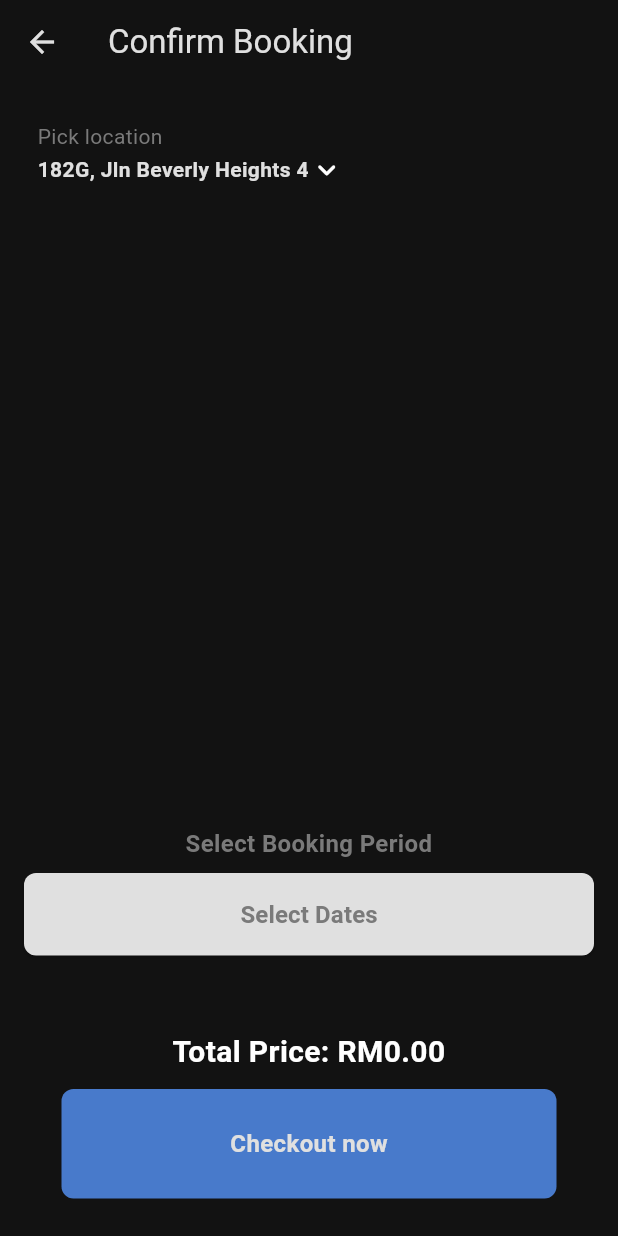
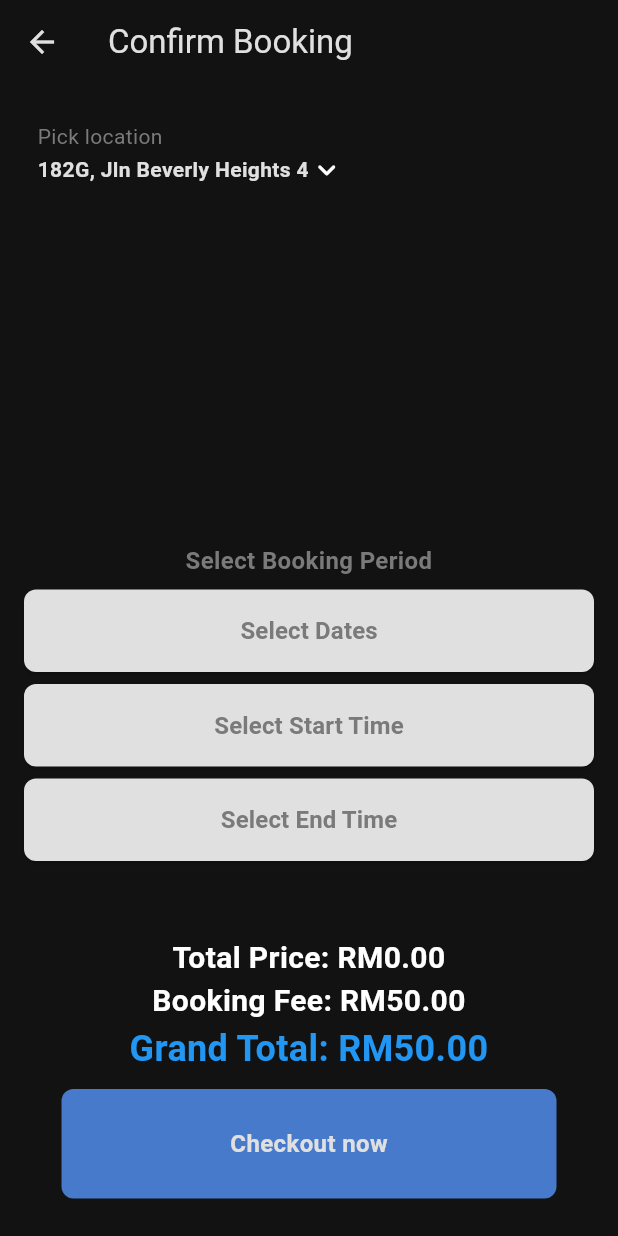
Before and after one commit to AdNorm4n/carentalapp, a Flutter app: the ConfirmBookingPage screen opened directly, on a phone screen of 412 x 824 dp. Run offline on Flutter 3.47's test engine with Material 3 defaults, Android fonts, the phone set to English and light mode, and no system bars; our stand-ins replace cached_network_image, cloud_firestore, firebase_auth, firebase_core, firebase_storage, flutter_credit_card and 1 more; accounts and stored records are empty.

Commit message:
Delivery Page has been updated

```diff
--- a/lib/components/description_box.dart
+++ b/lib/components/description_box.dart
@@ -14,7 +14,7 @@ class DescriptionBox extends StatelessWidget {
         TextStyle(color: Theme.of(context).colorScheme.primary);
 
     return Padding(
-      padding: const EdgeInsets.only(left: 25,right: 25,bottom: 25),
+      padding: const EdgeInsets.only(left: 25, right: 25, bottom: 25),
       child: Container(
         decoration: BoxDecoration(
           border: Border.all(
@@ -26,29 +26,27 @@ class DescriptionBox extends StatelessWidget {
         child: Row(
           mainAxisAlignment: MainAxisAlignment.spaceBetween,
           children: [
-          // booking fee
+            // booking fee for 1 car/receipt
+            Column(children: [
+              Text(
+                "\RM50.00",
+                style: myPrimaryTextStyle,
+              ),
+              Text(
+                "Booking fee (1 car)",
+                style: mySecondaryTextStyle,
+              ),
+            ]),
+
+            // booking fee for more than 1 car/receipt
             Column(
               children: [
                 Text(
-                "\RM10.00",
+                  '\RM100.00',
                   style: myPrimaryTextStyle,
                 ),
                 Text(
-                "Booking fee",
-                style: mySecondaryTextStyle,
-                ),
-          ]
-          ),
-
-          // car delivery time
-          Column(
-            children: [
-              Text(
-                '20-40 mins',
-                style: myPrimaryTextStyle,
-                ),
-              Text(
-                'Car delivery time',
+                  'Booking fee (multiple cars)',
                   style: mySecondaryTextStyle,
                 ),
               ],
--- a/lib/components/receipt.dart
+++ b/lib/components/receipt.dart
@@ -3,34 +3,53 @@ import 'package:flutter/material.dart';
 import 'package:provider/provider.dart';
 
 class Receipt extends StatelessWidget {
-  const Receipt({super.key});
+  const Receipt({Key? key}) : super(key: key);
 
   @override
   Widget build(BuildContext context) {
     return Padding(
-      padding: const EdgeInsets.only(left: 25, right:25, bottom: 25, top: 50),
+      padding: const EdgeInsets.only(left: 25, right: 25, bottom: 25, top: 50),
       child: Center(
         child: Column(
           mainAxisAlignment: MainAxisAlignment.center,
           children: [
-          const Text("Thank you for Renting!"),
-
+            const Text("Thank you for booking with GoRent"),
             const SizedBox(height: 25),
-
             Container(
               decoration: BoxDecoration(
-              border: Border.all(color: Theme.of(context).colorScheme.secondary),
+                border:
+                    Border.all(color: Theme.of(context).colorScheme.secondary),
                 borderRadius: BorderRadius.circular(8),
               ),
               padding: const EdgeInsets.all(25),
               child: Consumer<GoRent>(
-              builder: (context, gorent, child) =>
-              Text(gorent.displayCartReceipt()),
-            ) ,
+                builder: (context, gorent, child) {
+                  final bookingDetails = gorent.getBookingDetails();
+                  return Column(
+                    crossAxisAlignment: CrossAxisAlignment.start,
+                    children: [
+                      Text(bookingDetails['booking']),
+                      const SizedBox(height: 10),
+                      ...bookingDetails['total_price']['items'].map<Widget>(
+                        (item) {
+                          return Text(
+                              '${item['item']}: ${item['subtotal']} (SubTotal: ${item['total']})');
+                        },
+                      ).toList(),
+                      const SizedBox(height: 10),
+                      Text(
+                          'Booking Fee: ${bookingDetails['booking_fee']}'), // Display booking fee
+                      const SizedBox(height: 10),
+                      Text(
+                          'Grand Total: ${bookingDetails['total_price']['total']}'),
+                      const SizedBox(height: 10),
+                      Text('Delivery Location: ${bookingDetails['location']}'),
+                    ],
+                  );
+                },
               ),
-
+            ),
             const SizedBox(height: 25),
-          const Text("Estimated delivery time is around 20-40 minutes")
           ],
         ),
       ),
--- a/lib/models/go_rent.dart
+++ b/lib/models/go_rent.dart
@@ -10,6 +10,11 @@ class GoRent extends ChangeNotifier {
   List<Car> _menu = [];
   final List<CartItem> _cart = [];
   String _deliveryAddress = '182G, Jln Beverly Heights 4';
+  double _bookingFee = 0.0; // New field for booking fee
+
+  DateTimeRange? _bookingPeriod;
+  TimeOfDay? _startTime;
+  TimeOfDay? _endTime;
 
   GoRent() {
     fetchCars();
@@ -18,6 +23,10 @@ class GoRent extends ChangeNotifier {
   List<Car> get menu => _menu;
   List<CartItem> get cart => _cart;
   String get deliveryAddress => _deliveryAddress;
+  double get bookingFee => _bookingFee; // Getter for booking fee
+  DateTimeRange? get bookingPeriod => _bookingPeriod;
+  TimeOfDay? get startTime => _startTime;
+  TimeOfDay? get endTime => _endTime;
 
   void fetchCars() {
     FirebaseFirestore.instance
@@ -61,12 +70,29 @@ class GoRent extends ChangeNotifier {
     return total;
   }
 
-  int getTotalItemCount() {
-    int totalItemCount = 0;
-    for (CartItem cartItem in _cart) {
-      totalItemCount += cartItem.quantity;
+  double getTotalBookingPrice() {
+    double total = 0.0;
+    if (_bookingPeriod != null && _startTime != null && _endTime != null) {
+      for (CartItem cartItem in _cart) {
+        final durationHours =
+            (_bookingPeriod!.end.difference(_bookingPeriod!.start).inHours +
+                    _endTime!.hour -
+                    _startTime!.hour)
+                .toDouble();
+        total += cartItem.car.price * cartItem.quantity * durationHours;
+      }
+      total += _bookingFee; // Include booking fee in total booking price
     }
-    return totalItemCount;
+    return total;
+  }
+
+  // Method to calculate booking fee based on number of cars in cart
+  void calculateBookingFee() {
+    int numberOfCars = _cart.length;
+    _bookingFee = numberOfCars > 1
+        ? 100.0
+        : 50.0; // Cap booking fee at RM100 for more than 1 car
+    notifyListeners();
   }
 
   void clearCart() {
@@ -76,6 +102,15 @@ class GoRent extends ChangeNotifier {
 
   void updateDeliveryAddress(String newAddress) {
     _deliveryAddress = newAddress;
+    notifyListeners();
+  }
+
+  void setBookingDetails(
+      DateTimeRange? bookingPeriod, TimeOfDay? startTime, TimeOfDay? endTime) {
+    _bookingPeriod = bookingPeriod;
+    _startTime = startTime;
+    _endTime = endTime;
+    calculateBookingFee(); // Update booking fee whenever booking details change
     notifyListeners();
   }
 
@@ -89,17 +124,19 @@ class GoRent extends ChangeNotifier {
 
     receipt.writeln(formattedDate);
     receipt.writeln();
-    receipt.writeln("-------");
+    receipt.writeln("-------"); // Add dashes here
 
     for (final cartItem in _cart) {
       receipt.writeln(
           "${cartItem.quantity} x ${cartItem.car.name} - ${_formatPrice(cartItem.car.price)}");
     }
 
-    receipt.writeln("-------");
-    receipt.writeln("Total: ${_formatPrice(getTotalPrice())}");
+    receipt.writeln("-------"); // Add dashes here
+    receipt.writeln("Total: ${_formatPrice(getTotalBookingPrice())}");
+    receipt.writeln(
+        "Booking Fee: ${_formatPrice(_bookingFee)}"); // Include booking fee in receipt
     receipt.writeln();
-    receipt.writeln("Delivering to : $deliveryAddress");
+    receipt.writeln("Delivery Location : $deliveryAddress");
 
     return receipt.toString();
   }
@@ -113,7 +150,12 @@ class GoRent extends ChangeNotifier {
       return {
         'item': "${cartItem.quantity} x ${cartItem.car.name}",
         'subtotal': _formatPrice(cartItem.car.price),
-        'total': _formatPrice(cartItem.totalPrice),
+        'total': _formatPrice(cartItem.car.price *
+            cartItem.quantity *
+            (_bookingPeriod!.end.difference(_bookingPeriod!.start).inHours +
+                    _endTime!.hour -
+                    _startTime!.hour)
+                .toDouble()),
       };
     }).toList();
 
@@ -122,11 +164,11 @@ class GoRent extends ChangeNotifier {
           "Here's your receipt. ${DateFormat('yyyy-MM-dd HH:mm:ss').format(DateTime.now())}",
       'total_price': {
         'items': items,
-        'total': _formatPrice(getTotalPrice()),
+        'total': _formatPrice(getTotalBookingPrice()),
       },
       'location': deliveryAddress,
-      'date': DateFormat('MMMM d, y \'at\' h:mm a').format(DateTime.now()) +
-          ' UTC${DateTime.now().timeZoneOffset.inHours}'
+      'booking_fee':
+          _formatPrice(_bookingFee), // Include booking fee in booking details
     };
   }
 
--- a/lib/pages/confirm_booking_page.dart
+++ b/lib/pages/confirm_booking_page.dart
@@ -16,7 +16,25 @@ class ConfirmBookingPage extends StatefulWidget {
 }
 
 class _ConfirmBookingPageState extends State<ConfirmBookingPage> {
-  DateTimeRange? bookingPeriod; // Booking period range
+  DateTimeRange? bookingPeriod;
+  TimeOfDay? startTime;
+  TimeOfDay? endTime;
+
+  Future<void> _selectTime(BuildContext context, bool isStart) async {
+    final TimeOfDay? picked = await showTimePicker(
+      context: context,
+      initialTime: TimeOfDay.now(),
+    );
+    if (picked != null) {
+      setState(() {
+        if (isStart) {
+          startTime = picked;
+        } else {
+          endTime = picked;
+        }
+      });
+    }
+  }
 
   @override
   Widget build(BuildContext context) {
@@ -25,10 +43,21 @@ class _ConfirmBookingPageState extends State<ConfirmBookingPage> {
         final userCart = gorent.cart;
 
         double totalPrice = userCart.fold(0.0, (sum, item) {
-          if (bookingPeriod == null) return sum;
-          final durationHours = bookingPeriod!.duration.inHours;
+          if (bookingPeriod == null || startTime == null || endTime == null) {
+            return sum;
+          }
+          final durationHours =
+              (bookingPeriod!.end.difference(bookingPeriod!.start).inHours +
+                      endTime!.hour -
+                      startTime!.hour)
+                  .toDouble();
           return sum + (item.car.price * item.quantity * durationHours);
         });
+
+        double bookingFee = gorent.bookingFee;
+        double grandTotal = totalPrice + bookingFee;
+
+        gorent.setBookingDetails(bookingPeriod, startTime, endTime);
 
         return Scaffold(
           appBar: AppBar(
@@ -50,6 +79,8 @@ class _ConfirmBookingPageState extends State<ConfirmBookingPage> {
                       car: cartItem.car,
                       quantity: cartItem.quantity,
                       bookingPeriod: bookingPeriod,
+                      startTime: startTime,
+                      endTime: endTime,
                     );
                   },
                 ),
@@ -69,8 +100,7 @@ class _ConfirmBookingPageState extends State<ConfirmBookingPage> {
                         color: Theme.of(context).colorScheme.primary,
                       ),
                     ),
-                    SizedBox(height: 8),
-                    // Adjusted ElevatedButton size and style
+                    const SizedBox(height: 8),
                     ElevatedButton(
                       onPressed: () async {
                         final picked = await showDateRangePicker(
@@ -80,26 +110,71 @@ class _ConfirmBookingPageState extends State<ConfirmBookingPage> {
                           lastDate:
                               DateTime.now().add(const Duration(days: 365)),
                         );
-                        if (picked != null && picked.duration.inHours > 0) {
+                        if (picked != null) {
                           setState(() {
                             bookingPeriod = picked;
                           });
                         }
                       },
                       style: ElevatedButton.styleFrom(
-                        padding:
-                            EdgeInsets.symmetric(vertical: 16, horizontal: 24),
-                        backgroundColor: Theme.of(context)
-                            .colorScheme
-                            .inversePrimary, // Adjust padding
+                        padding: const EdgeInsets.symmetric(
+                            vertical: 16, horizontal: 24),
+                        backgroundColor:
+                            Theme.of(context).colorScheme.inversePrimary,
                         shape: RoundedRectangleBorder(
                           borderRadius: BorderRadius.circular(8),
-                        ), // Background color
+                        ),
                       ),
                       child: Text(
                         bookingPeriod == null
                             ? 'Select Dates'
                             : '${DateFormat.yMMMd().format(bookingPeriod!.start)} - ${DateFormat.yMMMd().format(bookingPeriod!.end)}',
+                        style: TextStyle(
+                          fontSize: 16,
+                          fontWeight: FontWeight.bold,
+                          color: Theme.of(context).colorScheme.primary,
+                        ),
+                      ),
+                    ),
+                    const SizedBox(height: 8),
+                    ElevatedButton(
+                      onPressed: () => _selectTime(context, true),
+                      style: ElevatedButton.styleFrom(
+                        padding: const EdgeInsets.symmetric(
+                            vertical: 16, horizontal: 24),
+                        backgroundColor:
+                            Theme.of(context).colorScheme.inversePrimary,
+                        shape: RoundedRectangleBorder(
+                          borderRadius: BorderRadius.circular(8),
+                        ),
+                      ),
+                      child: Text(
+                        startTime == null
+                            ? 'Select Start Time'
+                            : 'Start Time: ${startTime!.format(context)}',
+                        style: TextStyle(
+                          fontSize: 16,
+                          fontWeight: FontWeight.bold,
+                          color: Theme.of(context).colorScheme.primary,
+                        ),
+                      ),
+                    ),
+                    const SizedBox(height: 8),
+                    ElevatedButton(
+                      onPressed: () => _selectTime(context, false),
+                      style: ElevatedButton.styleFrom(
+                        padding: const EdgeInsets.symmetric(
+                            vertical: 16, horizontal: 24),
+                        backgroundColor:
+                            Theme.of(context).colorScheme.inversePrimary,
+                        shape: RoundedRectangleBorder(
+                          borderRadius: BorderRadius.circular(8),
+                        ),
+                      ),
+                      child: Text(
+                        endTime == null
+                            ? 'Select End Time'
+                            : 'End Time: ${endTime!.format(context)}',
                         style: TextStyle(
                           fontSize: 16,
                           fontWeight: FontWeight.bold,
@@ -114,6 +189,23 @@ class _ConfirmBookingPageState extends State<ConfirmBookingPage> {
                       style: const TextStyle(
                         fontSize: 20,
                         fontWeight: FontWeight.bold,
+                      ),
+                    ),
+                    Text(
+                      'Booking Fee: RM${bookingFee.toStringAsFixed(2)}',
+                      textAlign: TextAlign.center,
+                      style: const TextStyle(
+                        fontSize: 20,
+                        fontWeight: FontWeight.bold,
+                      ),
+                    ),
+                    Text(
+                      'Grand Total: RM${grandTotal.toStringAsFixed(2)}',
+                      textAlign: TextAlign.center,
+                      style: const TextStyle(
+                        fontSize: 24,
+                        fontWeight: FontWeight.bold,
+                        color: Colors.blue,
                       ),
                     ),
                     const SizedBox(height: 10),
@@ -144,19 +236,29 @@ class ConfirmCarTile extends StatelessWidget {
   final Car car;
   final int quantity;
   final DateTimeRange? bookingPeriod;
+  final TimeOfDay? startTime;
+  final TimeOfDay? endTime;
 
   const ConfirmCarTile({
     Key? key,
     required this.car,
     required this.quantity,
     required this.bookingPeriod,
+    required this.startTime,
+    required this.endTime,
   }) : super(key: key);
 
   @override
   Widget build(BuildContext context) {
-    double subtotal = bookingPeriod != null
-        ? car.price * quantity * bookingPeriod!.duration.inHours
-        : 0.0;
+    double subtotal = 0.0;
+    if (bookingPeriod != null && startTime != null && endTime != null) {
+      final durationHours =
+          (bookingPeriod!.end.difference(bookingPeriod!.start).inHours +
+                  endTime!.hour -
+                  startTime!.hour)
+              .toDouble();
+      subtotal = car.price * quantity * durationHours;
+    }
 
     return Card(
       margin: const EdgeInsets.symmetric(vertical: 10, horizontal: 15),
--- a/lib/pages/delivery_progress_page.dart
+++ b/lib/pages/delivery_progress_page.dart
@@ -29,7 +29,7 @@ class _DeliveryProgressPageState extends State<DeliveryProgressPage> {
   Widget build(BuildContext context) {
     return Scaffold(
       appBar: AppBar(
-        title: const Text('Car Delivery in Progress'),
+        title: const Text('Booking has been confirmed!'),
         backgroundColor: Colors.transparent,
       ),
       bottomNavigationBar: _buildBottomNavBar(context),
```
Also changed, not shown: lib/services/auth/database/firestore.dart (+4 -11 lines). Lines whose indentation alone changed are shown as unchanged.
